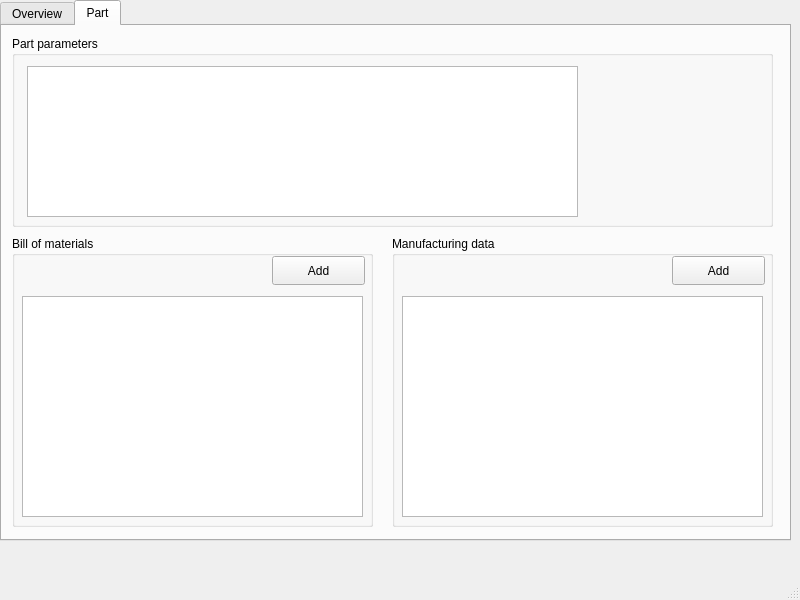
The window that Src/PDMLite/mainwindow.ui (am-a3/PDMLite) describes before a commit, drawn with Qt 5.
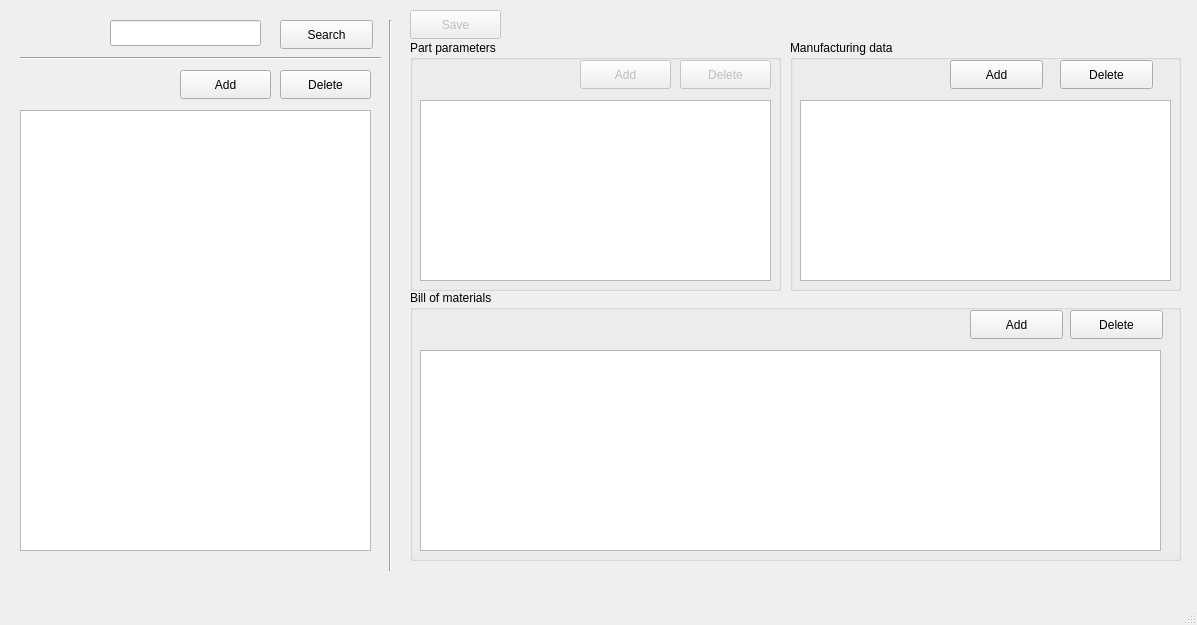
The same window after the commit.

Patch:
```diff
--- a/Src/PDMLite/mainwindow.ui
+++ b/Src/PDMLite/mainwindow.ui
@@ -6,88 +6,88 @@
    <rect>
     <x>0</x>
     <y>0</y>
-    <width>800</width>
-    <height>600</height>
+    <width>1197</width>
+    <height>625</height>
    </rect>
   </property>
   <property name="windowTitle">
    <string>MainWindow</string>
   </property>
   <widget class="QWidget" name="centralwidget">
-   <widget class="QTabWidget" name="tabWidget">
-    <property name="geometry">
-     <rect>
-      <x>0</x>
-      <y>0</y>
-      <width>791</width>
-      <height>541</height>
-     </rect>
-    </property>
-    <property name="currentIndex">
-     <number>1</number>
-    </property>
-    <widget class="QWidget" name="overviewTab">
-     <attribute name="title">
-      <string>Overview</string>
-     </attribute>
      <widget class="QLineEdit" name="searchPart">
       <property name="geometry">
        <rect>
-        <x>10</x>
-        <y>10</y>
-        <width>301</width>
+      <x>110</x>
+      <y>20</y>
+      <width>151</width>
         <height>26</height>
        </rect>
       </property>
      </widget>
-     <widget class="QPushButton" name="searchButton">
+   <widget class="QGroupBox" name="partParamgGroupBox">
       <property name="geometry">
        <rect>
-        <x>330</x>
-        <y>10</y>
-        <width>93</width>
-        <height>29</height>
-       </rect>
-      </property>
-      <property name="text">
-       <string>Search</string>
-      </property>
-     </widget>
-     <widget class="QPushButton" name="addPartButton">
+      <x>410</x>
+      <y>40</y>
+      <width>371</width>
+      <height>251</height>
+     </rect>
+    </property>
+    <property name="title">
+     <string>Part parameters</string>
+    </property>
+    <widget class="QTableWidget" name="partParameterTable">
       <property name="geometry">
        <rect>
-        <x>530</x>
+       <x>10</x>
         <y>60</y>
-        <width>111</width>
+       <width>351</width>
+       <height>181</height>
+      </rect>
+     </property>
+    </widget>
+    <widget class="QPushButton" name="addPartParamButton">
+     <property name="enabled">
+      <bool>false</bool>
+     </property>
+     <property name="geometry">
+      <rect>
+       <x>170</x>
+       <y>20</y>
+       <width>91</width>
         <height>29</height>
        </rect>
       </property>
       <property name="text">
-       <string>Add new part</string>
-      </property>
-     </widget>
-     <widget class="QPushButton" name="deletePartButton">
+      <string>Add</string>
+     </property>
+    </widget>
+    <widget class="QPushButton" name="deletePartParamButton">
       <property name="enabled">
        <bool>false</bool>
       </property>
       <property name="geometry">
        <rect>
-        <x>650</x>
-        <y>60</y>
-        <width>111</width>
+       <x>270</x>
+       <y>20</y>
+       <width>91</width>
         <height>29</height>
        </rect>
       </property>
       <property name="text">
-       <string>Delete part</string>
-      </property>
+      <string>Delete</string>
+     </property>
+    </widget>
+    <zorder>partParameterTable</zorder>
+    <zorder>deletePartParamButton</zorder>
+    <zorder>addPartParamButton</zorder>
      </widget>
      <widget class="Line" name="line">
       <property name="geometry">
        <rect>
-        <x>10</x>
-        <y>40</y>
-        <width>761</width>
+      <x>20</x>
+      <y>50</y>
+      <width>361</width>
         <height>16</height>
        </rect>
       </property>
@@ -95,60 +95,94 @@
        <enum>Qt::Horizontal</enum>
       </property>
      </widget>
+   <widget class="QGroupBox" name="manufacturingDataroupBox">
+    <property name="geometry">
+     <rect>
+      <x>790</x>
+      <y>40</y>
+      <width>391</width>
+      <height>251</height>
+     </rect>
+    </property>
+    <property name="title">
+     <string>Manufacturing data</string>
+    </property>
+    <widget class="QPushButton" name="addManufDataButton">
+     <property name="geometry">
+      <rect>
+       <x>160</x>
+       <y>20</y>
+       <width>93</width>
+       <height>29</height>
+      </rect>
+     </property>
+     <property name="text">
+      <string>Add</string>
+     </property>
+    </widget>
+    <widget class="QTableView" name="dataTable">
+     <property name="geometry">
+      <rect>
+       <x>10</x>
+       <y>60</y>
+       <width>371</width>
+       <height>181</height>
+      </rect>
+     </property>
+    </widget>
+    <widget class="QPushButton" name="deleteManufDataButton">
+     <property name="geometry">
+      <rect>
+       <x>270</x>
+       <y>20</y>
+       <width>93</width>
+       <height>29</height>
+      </rect>
+     </property>
+     <property name="text">
+      <string>Delete</string>
+     </property>
+    </widget>
+   </widget>
+   <widget class="QPushButton" name="searchButton">
+    <property name="geometry">
+     <rect>
+      <x>280</x>
+      <y>20</y>
+      <width>93</width>
+      <height>29</height>
+     </rect>
+    </property>
+    <property name="text">
+     <string>Search</string>
+    </property>
+   </widget>
      <widget class="QTableWidget" name="overviewTable">
       <property name="geometry">
        <rect>
-        <x>10</x>
-        <y>100</y>
-        <width>761</width>
-        <height>401</height>
+      <x>20</x>
+      <y>110</y>
+      <width>351</width>
+      <height>441</height>
        </rect>
       </property>
      </widget>
-    </widget>
-    <widget class="QWidget" name="partTab">
-     <attribute name="title">
-      <string>Part</string>
-     </attribute>
-     <widget class="QGroupBox" name="groupBox">
+   <widget class="QGroupBox" name="bomGroupBox">
       <property name="geometry">
        <rect>
-        <x>10</x>
-        <y>10</y>
-        <width>761</width>
-        <height>191</height>
-       </rect>
-      </property>
-      <property name="title">
-       <string>Part parameters</string>
-      </property>
-      <widget class="QTableWidget" name="partParameterTable">
-       <property name="geometry">
-        <rect>
-         <x>15</x>
-         <y>30</y>
-         <width>551</width>
-         <height>151</height>
-        </rect>
-       </property>
-      </widget>
-     </widget>
-     <widget class="QGroupBox" name="groupBox_2">
-      <property name="geometry">
-       <rect>
-        <x>10</x>
-        <y>210</y>
-        <width>361</width>
-        <height>291</height>
+      <x>410</x>
+      <y>290</y>
+      <width>771</width>
+      <height>271</height>
        </rect>
       </property>
       <property name="title">
        <string>Bill of materials</string>
       </property>
-      <widget class="QPushButton" name="addBomButton">
+    <widget class="QPushButton" name="addBomPartButton">
        <property name="geometry">
         <rect>
-         <x>260</x>
+       <x>560</x>
          <y>20</y>
          <width>93</width>
          <height>29</height>
@@ -163,49 +197,79 @@
         <rect>
          <x>10</x>
          <y>60</y>
-         <width>341</width>
-         <height>221</height>
+       <width>741</width>
+       <height>201</height>
         </rect>
        </property>
       </widget>
-     </widget>
-     <widget class="QGroupBox" name="groupBox_3">
+    <widget class="QPushButton" name="deleteBomPartButton">
       <property name="geometry">
        <rect>
-        <x>390</x>
-        <y>210</y>
-        <width>381</width>
-        <height>291</height>
-       </rect>
-      </property>
-      <property name="title">
-       <string>Manufacturing data</string>
-      </property>
-      <widget class="QPushButton" name="addDataTable">
-       <property name="geometry">
-        <rect>
-         <x>280</x>
+       <x>660</x>
          <y>20</y>
          <width>93</width>
          <height>29</height>
         </rect>
        </property>
        <property name="text">
+      <string>Delete</string>
+     </property>
+    </widget>
+   </widget>
+   <widget class="Line" name="line_2">
+    <property name="geometry">
+     <rect>
+      <x>380</x>
+      <y>20</y>
+      <width>21</width>
+      <height>551</height>
+     </rect>
+    </property>
+    <property name="orientation">
+     <enum>Qt::Vertical</enum>
+    </property>
+   </widget>
+   <widget class="QPushButton" name="addPartButton">
+    <property name="geometry">
+     <rect>
+      <x>180</x>
+      <y>70</y>
+      <width>91</width>
+      <height>29</height>
+     </rect>
+    </property>
+    <property name="text">
         <string>Add</string>
        </property>
       </widget>
-      <widget class="QTableView" name="dataTable">
+   <widget class="QPushButton" name="deletePartButton">
        <property name="geometry">
         <rect>
-         <x>10</x>
-         <y>60</y>
-         <width>361</width>
-         <height>221</height>
-        </rect>
-       </property>
-      </widget>
-     </widget>
-    </widget>
+      <x>280</x>
+      <y>70</y>
+      <width>91</width>
+      <height>29</height>
+     </rect>
+    </property>
+    <property name="text">
+     <string>Delete</string>
+    </property>
+   </widget>
+   <widget class="QPushButton" name="savePartButton">
+    <property name="enabled">
+     <bool>false</bool>
+    </property>
+    <property name="geometry">
+     <rect>
+      <x>410</x>
+      <y>10</y>
+      <width>91</width>
+      <height>29</height>
+     </rect>
+    </property>
+    <property name="text">
+     <string>Save</string>
+    </property>
    </widget>
   </widget>
   <widget class="QMenuBar" name="menubar">
```
Left out of the diff: 92 changed lines with no effect on the pictures. Lines whose indentation alone changed are shown as unchanged.
